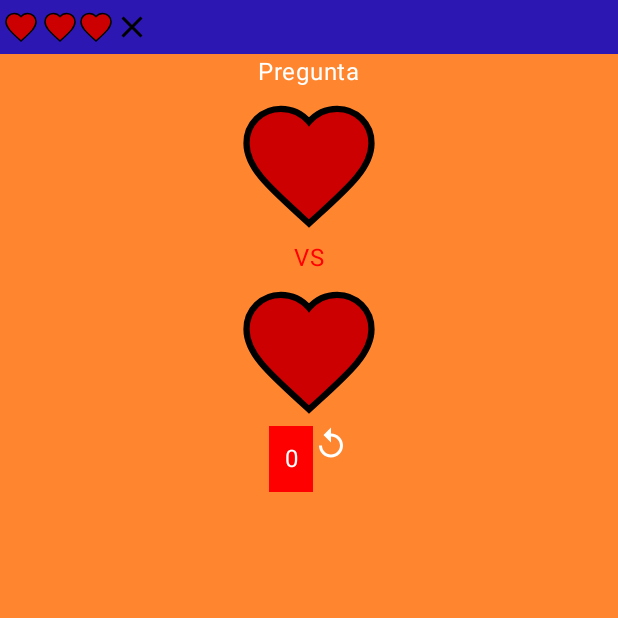
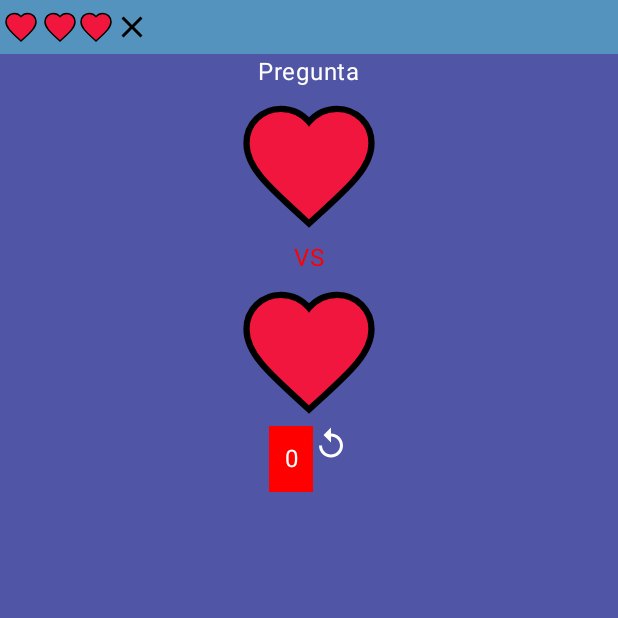
Before and after one commit to unlam-tec-movil/mobile2-scaffolding, an Android app built with Jetpack Compose: the screen it shows after launch (GameActivity), after a tap on "Jugar", on a phone screen of 412 x 824 dp, the top half of it. Run offline under Robolectric (Android 15) with nearby library versions, the phone set to English and light mode, and no system bars; our stand-ins replace Dagger/Hilt's generated code, navigation-ui.

Commit message:
Refactorizando codigo de MainActivity y ConfigActivity y cambiando paleta de colores

```diff
--- a/app/src/main/java/ar/edu/unlam/mobile2/ui/GameActivity.kt
+++ b/app/src/main/java/ar/edu/unlam/mobile2/ui/GameActivity.kt
@@ -32,8 +32,8 @@ import androidx.navigation.ui.AppBarConfiguration
 import ar.edu.unlam.mobile2.R
 import ar.edu.unlam.mobile2.databinding.ActivityMainBinding
 import ar.edu.unlam.mobile2.ui.ui.theme.Mobile2_ScaffoldingTheme
-import ar.edu.unlam.mobile2.ui.ui.theme.VioletDark
-import ar.edu.unlam.mobile2.ui.ui.theme.OrangeLight
+import ar.edu.unlam.mobile2.ui.ui.theme.TopBarColor
+import ar.edu.unlam.mobile2.ui.ui.theme.BackgroundColor
 
 class GameActivity : ComponentActivity() {
 
@@ -57,7 +57,7 @@ class GameActivity : ComponentActivity() {
             // A surface container using the 'background' color from the theme
             Surface(
                 modifier = Modifier.fillMaxSize(),
-                color = OrangeLight
+                color = BackgroundColor
             ) {
                 Column(
                     modifier = Modifier.fillMaxSize())
@@ -69,12 +69,11 @@ class GameActivity : ComponentActivity() {
             }//Surface
     }
 }
-    @Preview(showBackground = true, name = "Top Bar")
     @Composable
     private fun TopBar() {
         Row(
             modifier = Modifier
-                .background(VioletDark)
+                .background(TopBarColor)
                 .fillMaxWidth()
                 .height(36.dp)
                 .wrapContentHeight()
--- a/app/src/main/java/ar/edu/unlam/mobile2/ui/MainActivity.kt
+++ b/app/src/main/java/ar/edu/unlam/mobile2/ui/MainActivity.kt
@@ -1,7 +1,6 @@
 package ar.edu.unlam.mobile2.ui
 
 import android.content.Intent
-import android.media.MediaPlayer
 import android.os.Bundle
 import android.util.Log
 import android.view.Menu
@@ -9,16 +8,14 @@ import android.view.MenuItem
 import androidx.activity.ComponentActivity
 import androidx.activity.compose.setContent
 import androidx.activity.viewModels
-import androidx.compose.foundation.background
-import androidx.compose.foundation.border
 import androidx.compose.foundation.layout.Arrangement
 import androidx.compose.foundation.layout.Column
 import androidx.compose.foundation.layout.fillMaxSize
 import androidx.compose.foundation.layout.fillMaxWidth
 import androidx.compose.foundation.layout.padding
 import androidx.compose.material3.Button
+import androidx.compose.material3.ButtonDefaults
 import androidx.compose.material3.ExperimentalMaterial3Api
-import androidx.compose.material3.MaterialTheme
 import androidx.compose.material3.OutlinedTextField
 import androidx.compose.material3.Surface
 import androidx.compose.material3.Text
@@ -30,15 +27,18 @@ import androidx.compose.runtime.remember
 import androidx.compose.runtime.setValue
 import androidx.compose.ui.Alignment
 import androidx.compose.ui.Modifier
-import androidx.compose.ui.graphics.Brush
 import androidx.compose.ui.graphics.Color
 import androidx.compose.ui.text.input.TextFieldValue
+import androidx.compose.ui.tooling.preview.Preview
 import androidx.compose.ui.unit.dp
 import androidx.navigation.ui.AppBarConfiguration
 import ar.edu.unlam.mobile2.R
 import ar.edu.unlam.mobile2.databinding.ActivityMainBinding
-import ar.edu.unlam.mobile2.ui.ui.theme.OrangeLight
+import ar.edu.unlam.mobile2.ui.ui.theme.BackgroundColor
+import ar.edu.unlam.mobile2.ui.ui.theme.ButtonColor
+import ar.edu.unlam.mobile2.ui.ui.theme.TextColor
 import dagger.hilt.android.AndroidEntryPoint
+import okhttp3.internal.wait
 
 @AndroidEntryPoint
 class MainActivity : /*AppCompatActivity()*/ ComponentActivity() {
@@ -55,42 +55,48 @@ class MainActivity : /*AppCompatActivity()*/ ComponentActivity() {
         setContent {
             Surface(
                 modifier = Modifier.fillMaxSize(),
-                color = OrangeLight
+                color = BackgroundColor
             ) {
+                content()
+            }
+        }
+    }
+
+    @Preview
+    @Composable
+    private fun content() {
         Column(
             modifier = Modifier.fillMaxWidth(),
             verticalArrangement = Arrangement.SpaceAround,
             horizontalAlignment = Alignment.CenterHorizontally
         ) {
             nameEditText()
-
-
-                    Button(onClick = {
+            buttonCustom(text = "Jugar",
+                onClick = {
                     irAJuego()
                     onStop()
-                    }) {
-                        Texto("Jugar")
-                    }
-                    Button(onClick = {
+                })
+            buttonCustom(text = "Ajustes",
+                onClick = {
                     irAConfiguracion()
                     onStop()
-                    }) {
-                        Texto("Dificultad")
-                    }
-                    Button(onClick = {
+                })
+            buttonCustom(text = "Historial",
+                onClick = {
                     irAHistorial()
                     onStop()
-                    }) {
-                        Texto("Historial")
-                    }
-
-
+                })
         }
     }
+    @Composable
+    fun buttonCustom(text: String, onClick: () -> Unit) {
+        Button(
+            onClick = onClick,
+            colors = ButtonDefaults.buttonColors(containerColor = ButtonColor),
+        ) {
+            Text(text)
         }
     }
-
-
 
     override fun onStart() {
         super.onStart()
@@ -120,6 +126,7 @@ class MainActivity : /*AppCompatActivity()*/ ComponentActivity() {
                 || super.onSupportNavigateUp()
     }*/
 
+
     private fun irAJuego() {
         val intent = Intent(this, GameActivity::class.java)
         startActivity(intent)
@@ -142,25 +149,24 @@ class MainActivity : /*AppCompatActivity()*/ ComponentActivity() {
 
     @OptIn(ExperimentalMaterial3Api::class)
     @Composable
-    fun nameEditText(){
-
+    fun nameEditText() {
         var text by remember { mutableStateOf(TextFieldValue("")) }
-
         OutlinedTextField(
             value = text,
-            onValueChange = {text = it},
-            label = { Text(text = "Nombre")},
-            placeholder = {Text(text = "Nombre")},
+            onValueChange = { text = it },
+            label = { Text(text = "Nombre") },
+            placeholder = { Text(text = "Ingresa tu nombre...") },
             colors = TextFieldDefaults.outlinedTextFieldColors(
-                cursorColor = Color.Red
+                textColor = Color.White,
+                unfocusedBorderColor = TextColor,
+                unfocusedLabelColor = TextColor,
+                focusedBorderColor = ButtonColor,
+                focusedLabelColor = ButtonColor,
+                cursorColor = ButtonColor
+
             ),
             singleLine = true,
-            modifier = Modifier
-                .padding(top = 20.dp)
-
+            modifier = Modifier.padding(top = 20.dp)
         )
-
     }
-
-
 }
--- a/app/src/main/java/ar/edu/unlam/mobile2/ui/ui/theme/Color.kt
+++ b/app/src/main/java/ar/edu/unlam/mobile2/ui/ui/theme/Color.kt
@@ -10,6 +10,8 @@ val Purple40 = Color(0xFF6650a4)
 val PurpleGrey40 = Color(0xFF625b71)
 val Pink40 = Color(0xFF7D5260)
 
-val OrangeLight = Color(0xFFFF862F)
-val VioletDark = Color(0xFF2D17B3)
-val Red = Color(0xFFFF3323)
+val BackgroundColor = Color(0xFF5155A6)
+val TopBarColor = Color(0xFF5393BD)
+val ButtonColor = Color(0xFF23B29B)
+val TextColor = Color(0xFFF8F8F8)
+val HeartColor = Color(0xFFF0163E)
--- a/app/src/main/res/drawable/baseline_favorite_24.xml
+++ b/app/src/main/res/drawable/baseline_favorite_24.xml
@@ -6,7 +6,7 @@
     xmlns:android="http://schemas.android.com/apk/res/android">
 
     <path
-        android:fillColor="@android:color/holo_red_dark"
+        android:fillColor="@color/heartRed"
         android:strokeColor="@android:color/black"
         android:strokeWidth="1"
         android:pathData="M12,21.35l-1.45,-1.32C5.4,15.36 2,12.28 2,8.5 2,5.42 4.42,3 7.5,3c1.74,0 3.41,0.81 4.5,2.09C13.09,3.81 14.76,3 16.5,3 19.58,3 22,5.42 22,8.5c0,3.78 -3.4,6.86 -8.55,11.54L12,21.35z"
--- a/app/src/main/res/values/colors.xml
+++ b/app/src/main/res/values/colors.xml
@@ -7,4 +7,5 @@
     <color name="teal_700">#FF018786</color>
     <color name="black">#FF000000</color>
     <color name="white">#FFFFFFFF</color>
+    <color name="heartRed">#FFF0163E</color>
 </resources>
```
Also changed, not shown: app/src/main/java/ar/edu/unlam/mobile2/ui/ConfiguracionActivity.kt (+74 -101 lines), app/src/main/java/ar/edu/unlam/mobile2/ui/RecordActivity.kt (+5 -5 lines). Lines whose indentation alone changed are shown as unchanged.
